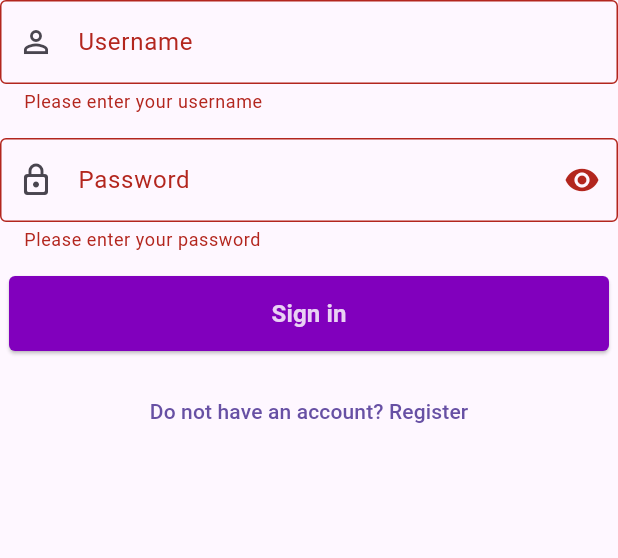
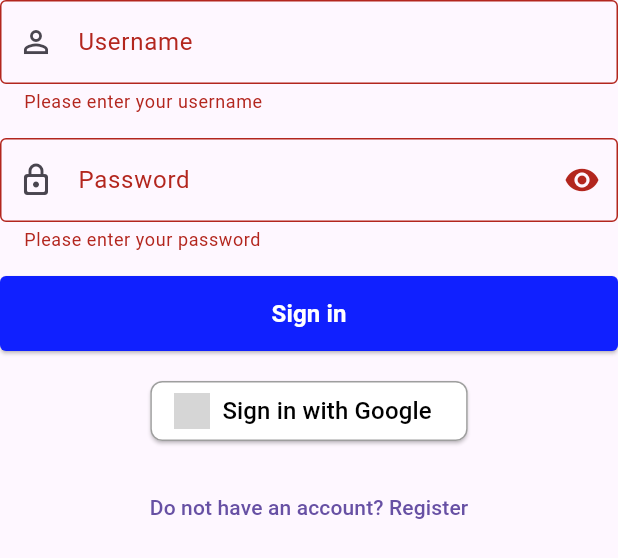
Before and after one commit to ryzen30xx/Link_Shortener, a Flutter app: the _FormContent widget shown alone on an empty page, opened directly, after a tap on "Sign in", on a phone screen of 412 x 824 dp. Shown: the top 558 px of the screen. Run offline on Flutter 3.47's test engine with Material 3 defaults, Android fonts, the light colour scheme and no system bars; our stand-ins replace google_sign_in; network calls fail; grey boxes are pictures that could not be loaded.

Commit message:
Change Background image, animation, and add login with Google function

```diff
--- /dev/null
+++ b/flutter/flutter_application_1/lib/services/auth_service.dart
@@ -0,0 +1,15 @@
+import 'package:google_sign_in/google_sign_in.dart';
+
+class AuthService {
+  final GoogleSignIn _googleSignIn = GoogleSignIn();
+
+  Future<GoogleSignInAccount?> signInWithGoogle() async {
+    try {
+      final GoogleSignInAccount? googleUser = await _googleSignIn.signIn();
+      return googleUser;
+    } catch (e) {
+      print('Google Sign-In Error: $e');
+      return null;
+    }
+  }
+}
--- a/flutter/flutter_application_1/lib/views/login/login_view.dart
+++ b/flutter/flutter_application_1/lib/views/login/login_view.dart
@@ -2,6 +2,7 @@ import 'package:flutter/material.dart';
 import 'package:flutter_application_1/widgets/navigation_bar/navigation_bar.dart';
 import 'package:flutter_application_1/views/login/register_view.dart';
 import 'package:flutter_application_1/services/userservices.dart';
+import 'package:flutter_application_1/services/auth_service.dart';
 
 class LoginView extends StatelessWidget {
   const LoginView({super.key});
@@ -11,14 +12,9 @@ class LoginView extends StatelessWidget {
     return Scaffold(
       appBar: Navbar(),
       body: Container(
-        decoration: BoxDecoration(
-          image: DecorationImage(
-            image: AssetImage('assets/background.jpg'),
-            fit: BoxFit.cover,
-          ),
-        ),
+        color: Colors.white, // ✅ Đổi nền thành màu trắng
         child: Center(
-          child: SingleChildScrollView( // ✅ Prevents overflow
+          child: SingleChildScrollView(
             child: Container(
               padding: const EdgeInsets.all(32.0),
               constraints: const BoxConstraints(maxWidth: 400),
@@ -79,7 +75,6 @@ class __FormContentState extends State<_FormContent> {
   final TextEditingController _usernameController = TextEditingController();
   final TextEditingController _passwordController = TextEditingController();
 
-  // ✅ Updated login function to include password
   Future<void> _login() async {
     if (!_formKey.currentState!.validate()) return;
 
@@ -89,23 +84,19 @@ class __FormContentState extends State<_FormContent> {
     try {
       final response = await UserService.login(
         _usernameController.text.trim(),
-      _passwordController.text.trim(), // ✅ Now sending password
+        _passwordController.text.trim(),
       );
-
-    // setState(() => _isLoading = false);
 
       if (response != null) {
         setState(() => _isLoading = false);
         ScaffoldMessenger.of(context).showSnackBar(
-
           SnackBar(content: Text('✅ Login Successfully. Hello ${response['userName']}'), backgroundColor: Colors.green),
         );
-      // TODO: Navigate to another screen if needed
       } else {
         await Future.delayed(const Duration(seconds: 3));
         setState(() => _isLoading = false);
         ScaffoldMessenger.of(context).showSnackBar(
-        SnackBar(content: Text('❌ Login Failed! Please check credentials.'), backgroundColor: Colors.red),
+          const SnackBar(content: Text('❌ Login Failed! Please check credentials.'), backgroundColor: Colors.red),
         );
       }
     } catch (e) {
@@ -116,6 +107,25 @@ class __FormContentState extends State<_FormContent> {
     }
   }
 
+  Future<void> _signInWithGoogle() async {
+    setState(() => _isLoading = true);
+
+    final user = await AuthService().signInWithGoogle();
+
+    if (user != null) {
+      await Future.delayed(const Duration(seconds: 1));
+      ScaffoldMessenger.of(context).showSnackBar(
+        SnackBar(content: Text('✅ Welcome, ${user.displayName}!'), backgroundColor: Colors.green),
+      );
+    } else {
+      await Future.delayed(const Duration(seconds: 3));
+      ScaffoldMessenger.of(context).showSnackBar(
+        const SnackBar(content: Text('❌ Google Sign-In Failed'), backgroundColor: Colors.red),
+      );
+    }
+
+    setState(() => _isLoading = false);
+  }
 
   @override
   Widget build(BuildContext context) {
@@ -160,37 +170,46 @@ class __FormContentState extends State<_FormContent> {
             ),
           ),
           const SizedBox(height: 16),
-          AnimatedContainer(
-            duration: const Duration(milliseconds: 300),
-            width: _isLoading ? 50 : 400, // ✅ Prevents UI break
+          SizedBox(
+            width: double.infinity, // ✅ Chiều rộng bằng với input
             height: 50,
             child: ElevatedButton(
               style: ElevatedButton.styleFrom(
                 shape: RoundedRectangleBorder(borderRadius: BorderRadius.circular(4)),
-                backgroundColor: const Color.fromARGB(255, 129, 0, 189),
+                backgroundColor: const Color.fromARGB(255, 16, 32, 255),
               ),
               child: _isLoading
-                  ? const CircularProgressIndicator(
-                      valueColor: AlwaysStoppedAnimation<Color>(Colors.white),
-                    )
+                  ? const CircularProgressIndicator(valueColor: AlwaysStoppedAnimation<Color>(const Color.fromARGB(255, 16, 32, 255)))
                   : const Text(
                       'Sign in',
-                      style: TextStyle(
-                        fontSize: 16,
-                        fontWeight: FontWeight.bold,
-                        color: Color.fromARGB(210, 255, 255, 255),
+                      style: TextStyle(fontSize: 16, fontWeight: FontWeight.bold, color: Colors.white),
+                    ),
+              onPressed: _isLoading ? null : _login,
             ),
           ),
-              onPressed: _isLoading ? null : _login, // ✅ Prevent multiple clicks
+          const SizedBox(height: 16),
+          ElevatedButton.icon(
+            style: ElevatedButton.styleFrom(
+              backgroundColor: Colors.white,
+              shape: RoundedRectangleBorder(
+                borderRadius: BorderRadius.circular(8),
+                side: const BorderSide(color: Colors.grey),
               ),
+            ),
+            icon: Image.asset(
+              '../../../assets/google_logo.png',
+              height: 24,
+            ),
+            label: const Text(
+              'Sign in with Google',
+              style: TextStyle(fontSize: 16, color: Colors.black),
+            ),
+            onPressed: _signInWithGoogle,
           ),
           const SizedBox(height: 16),
           TextButton(
             onPressed: () {
-              Navigator.pushReplacement(
-                context,
-                MaterialPageRoute(builder: (context) => RegisterView()),
-              );
+              Navigator.pushReplacement(context, MaterialPageRoute(builder: (context) => RegisterView()));
             },
             child: const Text("Do not have an account? Register"),
           ),
--- a/flutter/flutter_application_1/pubspec.yaml
+++ b/flutter/flutter_application_1/pubspec.yaml
@@ -15,6 +15,7 @@ dependencies:
   flutter_form_builder: ^10.0.1
   form_builder_validators: ^11.1.2
   loading_animation_widget: ^1.3.0
+  google_sign_in: ^6.2.1
   english_words: ^4.0.0
   provider: ^6.1.2
 
@@ -31,3 +32,4 @@ flutter:
     - web/icons/Icon-192.png
     - web/icons/Icon-512.png
     - assets/background.jpg
+    - assets/google_logo.png
```
Also changed, not shown: flutter/flutter_application_1/lib/main.dart (+4 -6 lines), flutter/flutter_application_1/lib/models/urls.dart (+5 -6 lines), flutter/flutter_application_1/lib/views/login/register_view.dart (+21 -41 lines), flutter/flutter_application_1/lib/views/redirect/redirect_page.dart (deleted, +0 -103 lines), flutter/flutter_application_1/lib/widgets/navigation_bar/navigation_bar.dart (+37 -40 lines), flutter/flutter_application_1/assets/google_logo.png (added), flutter/flutter_application_1/lib/views/panel/UsermanageView.dart (added), flutter/flutter_application_1/pubspec.lock, 1 other file. Lines whose indentation alone changed are shown as unchanged.
